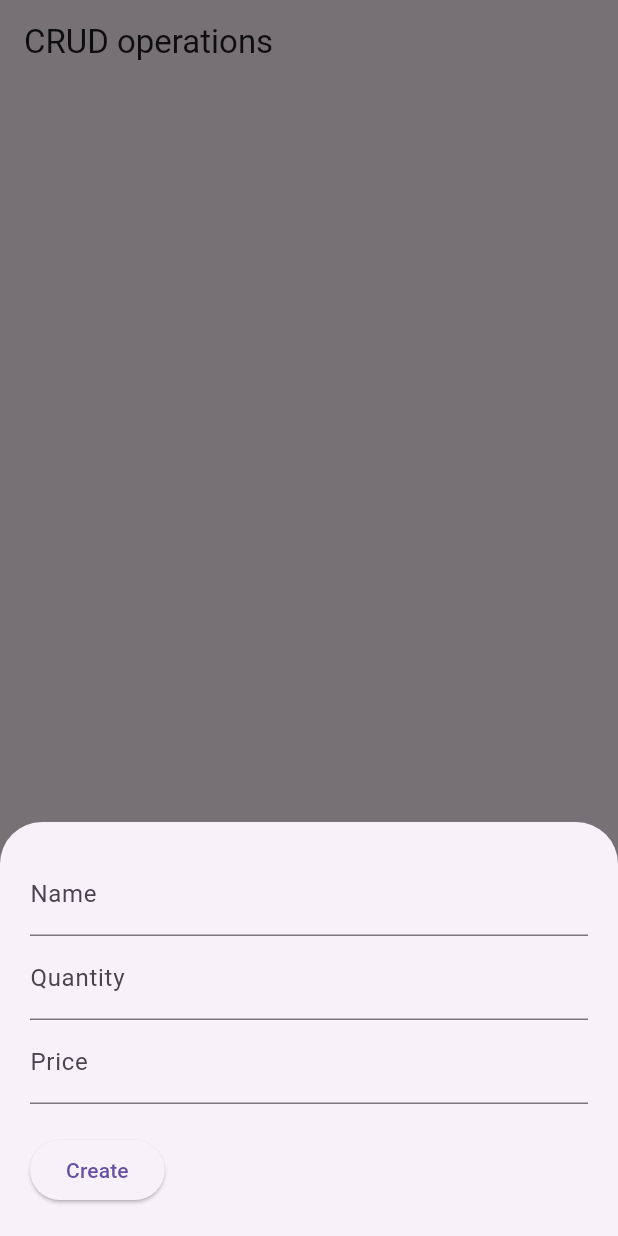
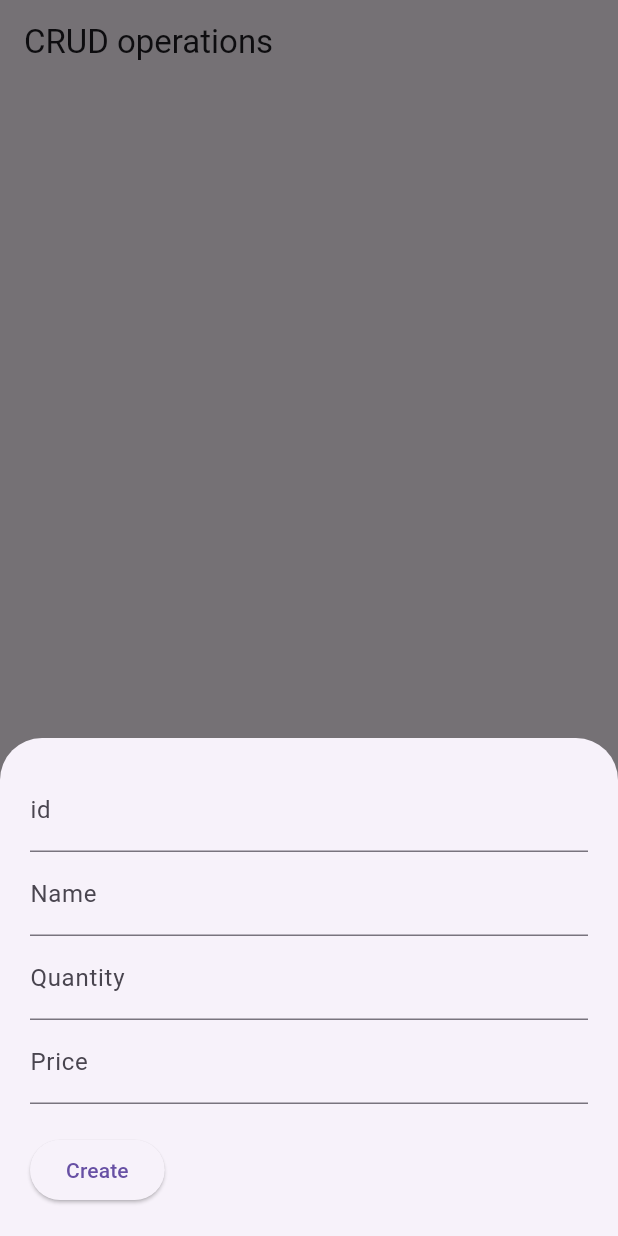
Before and after one commit to mnewby4/activity12, a Flutter app: the screen it shows after launch, after a tap on the "add" icon, on a phone screen of 412 x 824 dp. Run offline on Flutter 3.47's test engine with Material 3 defaults, Android fonts, the phone set to English and light mode, and no system bars; our stand-ins replace cloud_firestore, firebase_core; accounts and stored records are empty.

Commit message:
ability to add+update implemented, ids are now able to be created

```diff
--- a/lib/main.dart
+++ b/lib/main.dart
@@ -54,6 +54,7 @@
 
 class _HomePageState extends State<HomePage> {
   // text fields' controllers
+  final TextEditingController _idController = TextEditingController();
   final TextEditingController _nameController = TextEditingController();
   final TextEditingController _priceController = TextEditingController();
   final TextEditingController _quantityController = TextEditingController();
@@ -65,6 +66,7 @@
     String action = 'create';
     if (documentSnapshot != null) {
       action = 'update';
+      _idController.text = documentSnapshot['id'];
       _nameController.text = documentSnapshot['name'];
       _quantityController.text = documentSnapshot['quantity'].toString();
       _priceController.text = documentSnapshot['price'].toString();
@@ -85,6 +87,10 @@
             mainAxisSize: MainAxisSize.min,
             crossAxisAlignment: CrossAxisAlignment.start,
             children: [
+              TextField(
+                controller: _idController,
+                decoration: const InputDecoration(labelText: 'id'),
+              ),
               TextField(
                 controller: _nameController,
                 decoration: const InputDecoration(labelText: 'Name'),
@@ -109,24 +115,27 @@
               ElevatedButton(
                 child: Text(action == 'create' ? 'Create' : 'Update'),
                 onPressed: () async {
+                  String id = _idController.text;
                   String name = _nameController.text;
                   int quantity = int.parse(_quantityController.text);
                   double price = double.parse(_priceController.text);
                   if (name.isNotEmpty && price != null) {
                     if (action == 'create') {
                       // Persist a new product to Firestore
-                      await _products.add({"id": 'test', "name": name, "quantity": quantity, "price": price});
+                      await _products.add({"id": id, "name": name, "quantity": quantity, "price": price});
                     }
 
                     if (action == 'update') {
                       // Update the product
                       await _products.doc(documentSnapshot!.id).update({
+                        "id": id,
                         "name": name,
                         "quantity": quantity,
                         "price": price,
                       });
                     }
 
+                    _idController.text = '';
                     _nameController.text = '';
                     _priceController.text = '';
                     _quantityController.text = '';
@@ -175,8 +184,9 @@
                     subtitle: Column(
                       crossAxisAlignment: CrossAxisAlignment.start,
                       children: [
+                        Text(documentSnapshot['id']),
+                        Text(documentSnapshot['quantity'].toString()),
                         Text(documentSnapshot['price'].toString()),
-                        Text(documentSnapshot['quantity'].toString())
                       ],
                     ),
                     trailing: SizedBox(
```
